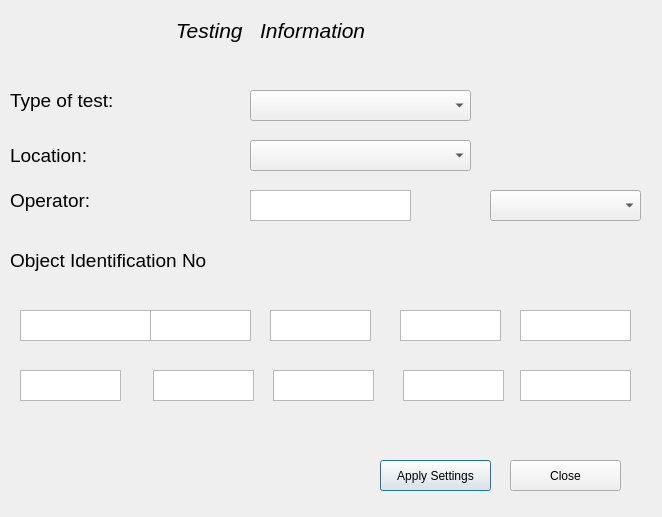
Above: GUI/testselection.ui from AudreyFrancisco/SingleLadderQualification before the change. Below: the same form after it.
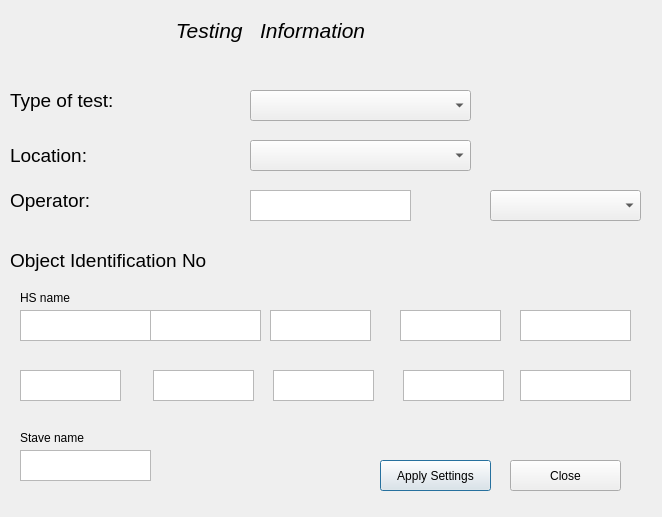
That is the form after the change.

Commit message: adding OL Stave Qualification in GUI

```diff
--- a/GUI/testselection.ui
+++ b/GUI/testselection.ui
@@ -232,7 +232,7 @@
     <rect>
      <x>150</x>
      <y>310</y>
-     <width>101</width>
+     <width>111</width>
      <height>31</height>
     </rect>
    </property>
@@ -327,6 +327,42 @@
     </rect>
    </property>
   </widget>
+  <widget class="QLabel" name="hsname">
+   <property name="geometry">
+    <rect>
+     <x>20</x>
+     <y>290</y>
+     <width>91</width>
+     <height>16</height>
+    </rect>
+   </property>
+   <property name="text">
+    <string>HS name</string>
+   </property>
+  </widget>
+  <widget class="QLabel" name="stavename">
+   <property name="geometry">
+    <rect>
+     <x>20</x>
+     <y>430</y>
+     <width>91</width>
+     <height>16</height>
+    </rect>
+   </property>
+   <property name="text">
+    <string>Stave name</string>
+   </property>
+  </widget>
+  <widget class="QTextEdit" name="stavenamefield">
+   <property name="geometry">
+    <rect>
+     <x>20</x>
+     <y>450</y>
+     <width>131</width>
+     <height>31</height>
+    </rect>
+   </property>
+  </widget>
  </widget>
  <resources/>
  <connections/>
```
The commit also changes 13 other files.
